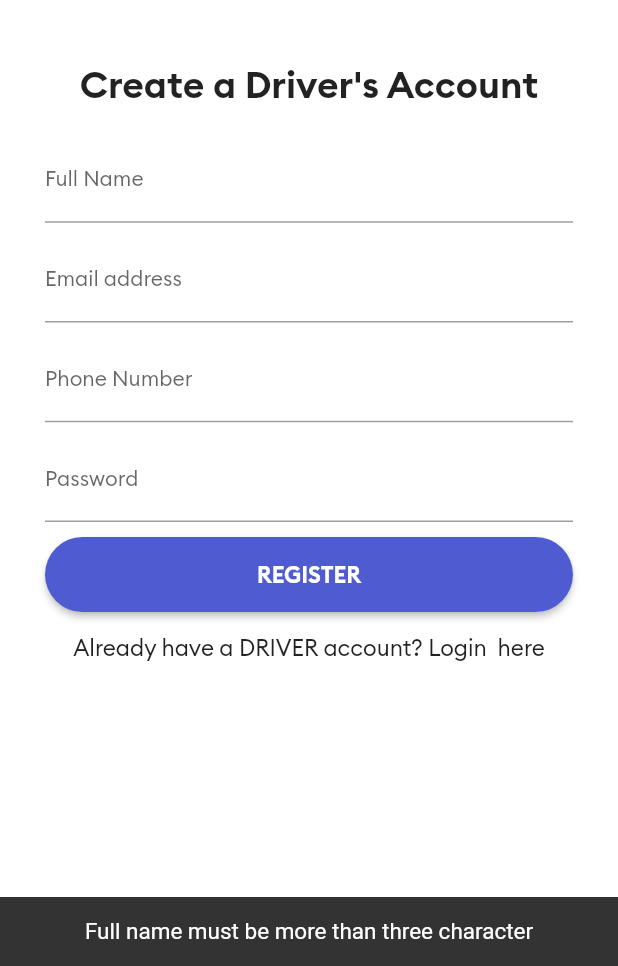
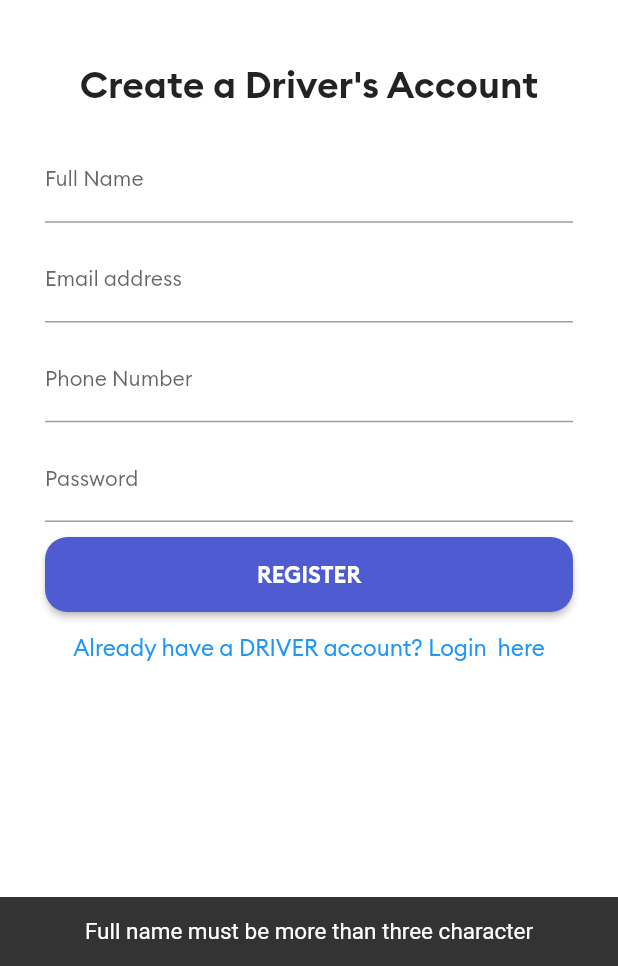
Before and after one commit to creativeprashant007/cab_driver, a Flutter app: the RegistrationPage screen opened by its route, after a tap on "REGISTER", on a phone screen of 412 x 824 dp, the part 270-1236 px from its top. Run offline on Flutter 3.47's test engine with Material 2 defaults, Android fonts, the phone set to English and light mode, and no system bars; our stand-ins replace assets_audio_player, connectivity, firebase_auth, firebase_core, firebase_database, firebase_messaging and 4 more; missing offline and left inert: flutter_geofire, flutter_polyline_points, maps_toolkit; accounts and stored records are empty.

Commit message:
migration to v 3.7 environment setup

```diff
--- a/lib/helpers/map_kit_helper.dart
+++ b/lib/helpers/map_kit_helper.dart
@@ -8,10 +8,10 @@ class MapKitHelper {
     double? destLng,
   }) {
     var rotation = SphericalUtil.computeHeading(
-      LatLng(sourceLat, sourceLng),
+      LatLng(sourceLat!, sourceLng!),
       LatLng(
-        destLat,
-        destLng,
+        destLat!,
+        destLng!,
       ),
     );
     return rotation.toDouble();
--- a/lib/screens/regisration_page.dart
+++ b/lib/screens/regisration_page.dart
@@ -40,6 +40,7 @@ class RegistrationPage extends StatelessWidget {
       PlatformException thisEx = error;
       showSnackBar(
         thisEx.message.toString(),
+        context,
       );
     });
     if (user.user != null) {
@@ -62,7 +63,7 @@ class RegistrationPage extends StatelessWidget {
     }
   }
 
-  void showSnackBar(String title) {
+  void showSnackBar(String title, BuildContext context) {
     final snackBar = SnackBar(
       content: Text(
         title,
@@ -70,9 +71,7 @@ class RegistrationPage extends StatelessWidget {
         style: TextStyle(fontSize: 15.0),
       ),
     );
-    _scffoldkey.currentState!.showSnackBar(
-      snackBar,
-    );
+    ScaffoldMessenger.of(context).showSnackBar(snackBar);
   }
 
   @override
@@ -187,18 +186,21 @@ class RegistrationPage extends StatelessWidget {
                               connectivityResult != ConnectivityResult.wifi) {
                             showSnackBar(
                               'No Internet connection',
+                              context,
                             );
                             return;
                           }
                           if (_fullNameController.text.length < 3) {
                             showSnackBar(
                               'Full name must be more than three character',
+                              context,
                             );
                             return;
                           }
                           if (_phoneController.text.length < 10) {
                             showSnackBar(
                               'Phone must be 10 digit',
+                              context,
                             );
                             return;
                           }
@@ -206,13 +208,13 @@ class RegistrationPage extends StatelessWidget {
                           if (!_emailControllerController.text.contains('@')) {
                             showSnackBar(
                               'invalid email address',
+                              context,
                             );
                             return;
                           }
                           if (_passwordController.text.length < 6) {
                             showSnackBar(
-                              'Password at least 6 character',
-                            );
+                                'Password at least 6 character', context);
                             return;
                           }
                           _registerUser(context);
@@ -220,7 +222,7 @@ class RegistrationPage extends StatelessWidget {
                         color: BrandColors.colorAccentPurple,
                         title: 'REGISTER',
                       ),
-                      FlatButton(
+                      TextButton(
                         onPressed: () {
                           Navigator.of(context).pushNamedAndRemoveUntil(
                               LoginPage.id, (route) => false);
--- a/lib/screens/vehicle_info_page.dart
+++ b/lib/screens/vehicle_info_page.dart
@@ -189,8 +189,6 @@ class _VehicleInfoState extends State<VehicleInfo> {
         style: TextStyle(fontSize: 15.0),
       ),
     );
-    _scffoldkey.currentState!.showSnackBar(
-      snackBar,
-    );
+    ScaffoldMessenger.of(context).showSnackBar(snackBar);
   }
 }
--- a/lib/tabs/earnings_tab.dart
+++ b/lib/tabs/earnings_tab.dart
@@ -41,9 +41,8 @@ class EarningTab extends StatelessWidget {
     );
   }
 
-  FlatButton trips(BuildContext context) {
-    return FlatButton(
-      padding: EdgeInsets.all(0),
+  TextButton trips(BuildContext context) {
+    return TextButton(
       onPressed: () {
         Navigator.push(
             context, MaterialPageRoute(builder: (context) => HistoryPage()));
--- a/lib/widgets/taxi_button.dart
+++ b/lib/widgets/taxi_button.dart
@@ -13,18 +13,20 @@ class TexiButton extends StatelessWidget {
 
   @override
   Widget build(BuildContext context) {
-    return RaisedButton(
-      shape: RoundedRectangleBorder(
-        borderRadius: BorderRadius.circular(25),
-      ),
-      color: color,
-      textColor: Colors.white,
+    return ElevatedButton(
+      style: ButtonStyle(
+          backgroundColor: MaterialStateProperty.resolveWith((states) => color),
+          shape: MaterialStateProperty.resolveWith(
+              (states) => RoundedRectangleBorder(
+                    borderRadius: BorderRadius.circular(15),
+                  ))),
       child: Container(
         height: 50.0,
         child: Center(
           child: Text(
             '$title',
-            style: TextStyle(fontSize: 15.0, fontFamily: 'Brand-Bold'),
+            style: TextStyle(
+                fontSize: 15.0, fontFamily: 'Brand-Bold', color: Colors.white),
           ),
         ),
       ),
```
Also changed, not shown: lib/helpers/helper_methods.dart (+9 -9 lines), lib/helpers/push_notification_service.dart (+12 -12 lines), lib/model/driver.dart (+6 -6 lines), lib/model/history.dart (+6 -6 lines), lib/screens/login_page.dart (+4 -6 lines), lib/screens/main_page.dart (+4 -15 lines), lib/screens/new_trip_page.dart (+4 -4 lines), lib/tabs/home_tab.dart (+7 -5 lines), lib/widgets/TaxiOutlineButton.dart (+12 -10 lines), lib/widgets/availability_button.dart (+7 -6 lines), lib/widgets/notification_dialog.dart (+4 -4 lines), pubspec.yaml (+8 -8 lines), pubspec.lock, 4 other files.
